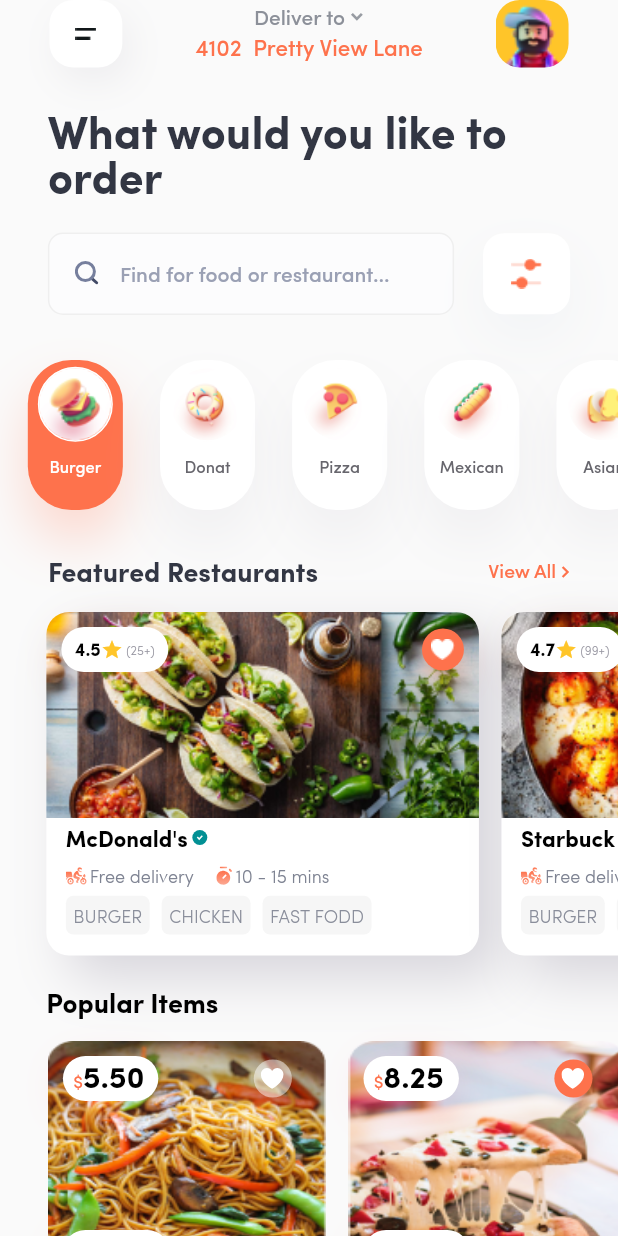
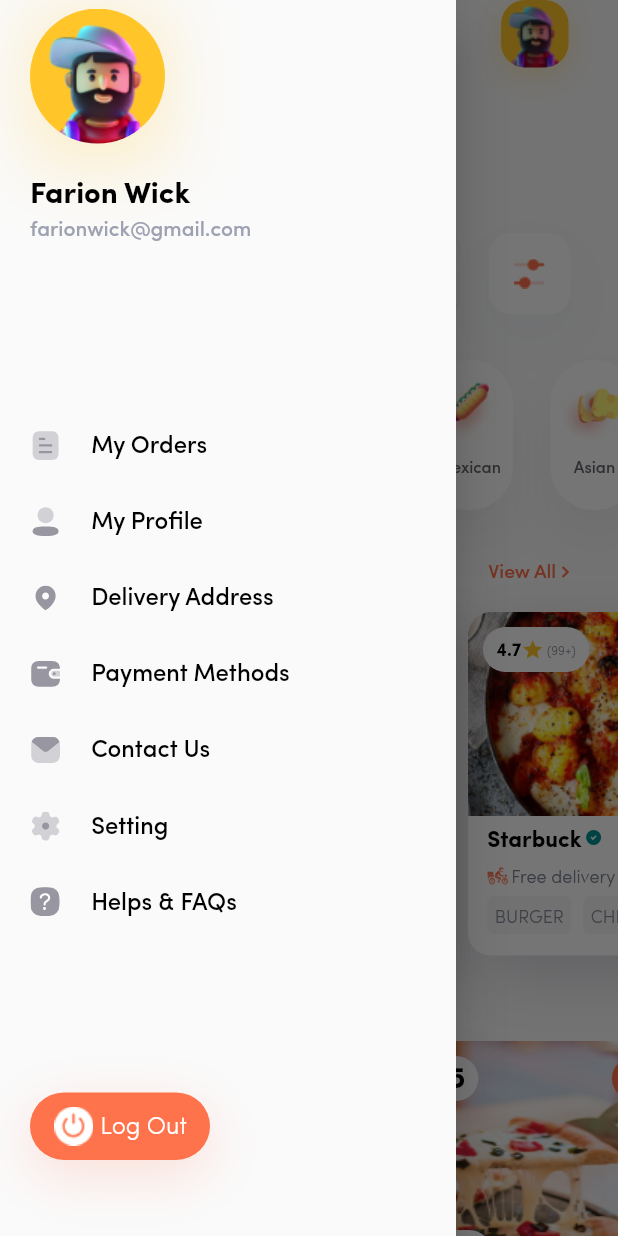
Before and after one commit to TuNinh99/food_app, a Flutter app: the screen it shows after launch, with the side drawer open (before the commit the screen has no drawer), on a phone screen of 412 x 824 dp. Run offline on Flutter 3.47's test engine with Material 2 defaults, Android fonts, the light colour scheme and no system bars; our stand-ins replace device_preview, flutter_svg.

Commit message:
Add menu bar

```diff
--- a/lib/pages/home_page.dart
+++ b/lib/pages/home_page.dart
@@ -4,7 +4,7 @@ import 'package:food_app/data/models/categories.dart';
 import 'package:food_app/data/models/ratingInfo.dart';
 import 'package:food_app/data/models/restaurants.dart';
 import 'package:food_app/utils/themes.dart';
-
+import 'package:food_app/widgets/menu.dart';
 import '../data/models/foods.dart';
 
 class HomePage extends StatelessWidget {
@@ -13,18 +13,31 @@ class HomePage extends StatelessWidget {
   @override
   Widget build(BuildContext context) {
     final size = MediaQuery.of(context).size;
+    final orientation = MediaQuery.of(context).orientation;
+
     return Scaffold(
+      drawer: const Menu(),
       body: SafeArea(
         child: ListView(
           children: [
+            Visibility(
+              visible: orientation == Orientation.portrait ? false : true,
+              child: const SizedBox(
+                height: 10,
+              ),
+            ),
+
+            // <---------------------------- Header ---------------------------->
             _Header(size: size),
             const SizedBox(
               height: 30,
             ),
+
+            // <---------------------------- Title ---------------------------->
             Container(
               padding: EdgeInsets.symmetric(horizontal: size.width * 0.0775),
               child: FractionallySizedBox(
-                widthFactor: 0.9,
+                widthFactor: size.width >= 400 ? 0.8 : 0.9,
                 alignment: Alignment.centerLeft,
                 child: Text(
                   'What would you like to order',
@@ -38,14 +51,20 @@ class HomePage extends StatelessWidget {
             const SizedBox(
               height: 20,
             ),
+
+            // <---------------------------- Search ---------------------------->
             _Search(size: size),
             const SizedBox(
               height: 30,
             ),
+
+            // <---------------------------- Categories View ---------------------------->
             _CategoriesView(size: size),
             const SizedBox(
               height: 30,
             ),
+
+            // <---------------------------- Text: Featured Restaurants ---------------------------->
             Container(
               padding: EdgeInsets.symmetric(horizontal: size.width * 0.0775),
               child: Row(
@@ -75,11 +94,12 @@ class HomePage extends StatelessWidget {
             const SizedBox(
               height: 15,
             ),
+
+            // <---------------------------- RestaurantsView View ---------------------------->
             Container(
               height: 229,
               padding: EdgeInsets.symmetric(horizontal: size.width * 0.075),
               child: ListView.builder(
-                // shrinkWrap: true,
                 clipBehavior: Clip.none,
                 scrollDirection: Axis.horizontal,
                 itemCount: restaurants.length,
@@ -140,7 +160,7 @@ class _PopularItems extends StatelessWidget {
           String price = food.price.toStringAsFixed(2);
           return Container(
             height: 215,
-            width: size.width * 0.45,
+            width: 200,
             margin: const EdgeInsets.only(right: 15),
             child: Column(
               crossAxisAlignment: CrossAxisAlignment.start,
@@ -158,11 +178,10 @@ class _PopularItems extends StatelessWidget {
                       Padding(
                         padding: const EdgeInsets.all(10.0),
                         child: Row(
+                          mainAxisAlignment: MainAxisAlignment.spaceBetween,
                           children: [
-                            Expanded(
-                              flex: 5,
-                              child: Container(
-                                width: 58,
+                            Container(
+                              width: 62,
                               padding: const EdgeInsets.symmetric(
                                 horizontal: 7,
                                 vertical: 4,
@@ -190,8 +209,7 @@ class _PopularItems extends StatelessWidget {
                                   children: [
                                     TextSpan(
                                       text: price,
-                                        style:
-                                            PrimaryFont.semiBold(20).copyWith(
+                                      style: PrimaryFont.semiBold(20).copyWith(
                                         color: kColorBlack,
                                         height: 1.1,
                                       ),
@@ -200,13 +218,7 @@ class _PopularItems extends StatelessWidget {
                                 ),
                               ),
                             ),
-                            ),
-                            const Spacer(
-                              flex: 5,
-                            ),
-                            Expanded(
-                              flex: 2,
-                              child: CircleAvatar(
+                            CircleAvatar(
                               radius: 14.5,
                               backgroundColor: food.isFavourite
                                   ? kColorPrimary
@@ -215,8 +227,6 @@ class _PopularItems extends StatelessWidget {
                                 'assets/images/ic_heart.svg',
                               ),
                             ),
-                            ),
-                            const Spacer()
                           ],
                         ),
                       ),
@@ -231,9 +241,6 @@ class _PopularItems extends StatelessWidget {
                     ],
                   ),
                 ),
-                // const SizedBox(
-                //   height: 17,
-                // ),
                 Expanded(
                   flex: 2,
                   child: Padding(
@@ -281,8 +288,8 @@ class _RestaurantsView extends StatelessWidget {
   @override
   Widget build(BuildContext context) {
     return Container(
+      width: 266,
       margin: const EdgeInsets.only(right: 15),
-      width: size.width * 0.7,
       decoration: const BoxDecoration(
         color: kColorWhite,
         borderRadius: BorderRadius.all(
@@ -523,7 +530,7 @@ class _CategoriesViewState extends State<_CategoriesView> {
     return Container(
       width: double.infinity,
       height: 100,
-      padding: EdgeInsets.symmetric(horizontal: size.width * 0.045),
+      padding: EdgeInsets.symmetric(horizontal: size.width * 0.0775),
       child: ListView.builder(
         clipBehavior: Clip.none,
         scrollDirection: Axis.horizontal,
@@ -536,7 +543,7 @@ class _CategoriesViewState extends State<_CategoriesView> {
               });
             },
             child: Container(
-              width: size.width / 6.5,
+              width: 59,
               margin: EdgeInsets.only(right: size.width * 0.06),
               decoration: BoxDecoration(
                 color: _selectIndex == index ? kColorPrimary : kColorWhite,
@@ -630,9 +637,7 @@ class _Search extends StatelessWidget {
             ),
           ),
           const Spacer(),
-          Expanded(
-            flex: 3,
-            child: Container(
+          Container(
             width: 54,
             height: 54,
             decoration: const BoxDecoration(
@@ -651,7 +656,6 @@ class _Search extends StatelessWidget {
                   blurRadius: 30,
                 ),
               ],
-              ),
             ),
           ),
         ],
@@ -675,13 +679,15 @@ class _Header extends StatelessWidget {
       child: Row(
         mainAxisAlignment: MainAxisAlignment.spaceBetween,
         children: [
-          Expanded(
+          ConstrainedBox(
+            constraints: const BoxConstraints(minWidth: 45, minHeight: 45),
+            child: GestureDetector(
+              onTap: () => Scaffold.of(context).openDrawer(),
               child: Container(
                 decoration: const BoxDecoration(
                   color: kColorWhite,
                   image: DecorationImage(
                     image: AssetImage('assets/images/line.png'),
-                  // fit: BoxFit.fill,
                   ),
                   borderRadius: BorderRadius.all(
                     Radius.circular(16.0),
@@ -692,6 +698,7 @@ class _Header extends StatelessWidget {
                         offset: Offset(5, 10),
                         blurRadius: 20),
                   ],
+                ),
               ),
             ),
           ),
@@ -722,7 +729,8 @@ class _Header extends StatelessWidget {
             ],
           ),
           const Spacer(),
-          Expanded(
+          ConstrainedBox(
+            constraints: const BoxConstraints(minWidth: 45, minHeight: 45),
             child: Container(
               decoration: const BoxDecoration(
                 image: DecorationImage(
@@ -732,6 +740,13 @@ class _Header extends StatelessWidget {
                 borderRadius: BorderRadius.all(
                   Radius.circular(16.0),
                 ),
+                boxShadow: [
+                  BoxShadow(
+                    offset: Offset(0, 5),
+                    blurRadius: 16,
+                    color: Color.fromRGBO(255, 197, 41, 0.3),
+                  )
+                ],
               ),
             ),
           ),
--- /dev/null
+++ b/lib/utils/common_function.dart
@@ -0,0 +1,21 @@
+// ignore_for_file: constant_identifier_names, camel_case_types
+
+import 'package:flutter/material.dart';
+
+enum Screen_Type { SmallMobile, Mobile, Tablet, PC }
+
+const int gSmallMobile = 375;
+const int gMobile = 600;
+const int gTablet = 1024;
+
+Screen_Type gIsCheckingScreenSize(Size size) {
+  if (size.width < gSmallMobile) return Screen_Type.SmallMobile;
+  if (size.width >= gSmallMobile && size.width < gMobile) {
+    return Screen_Type.Mobile;
+  }
+  if (size.width >= gMobile && size.width <= gTablet) {
+    return Screen_Type.Tablet;
+  } else {
+    return Screen_Type.PC;
+  }
+}
--- /dev/null
+++ b/lib/widgets/menu.dart
@@ -0,0 +1,228 @@
+import 'package:flutter/material.dart';
+import 'package:flutter_svg/flutter_svg.dart';
+import 'package:food_app/utils/themes.dart';
+
+class Menu extends StatefulWidget {
+  const Menu({super.key});
+
+  @override
+  State<Menu> createState() => _MenuState();
+}
+
+class _MenuState extends State<Menu> {
+  @override
+  Widget build(BuildContext context) {
+    final Size size = MediaQuery.of(context).size;
+    final Orientation orientation = MediaQuery.of(context).orientation;
+
+    return Drawer(
+      child: SafeArea(
+        child: Column(
+          crossAxisAlignment: CrossAxisAlignment.start,
+          children: [
+            const _CircleAvatar(),
+            const SizedBox(
+              height: 18,
+            ),
+            _UserInformation(
+              size: size,
+              orientation: orientation,
+            ),
+            Visibility(
+              visible: orientation == Orientation.portrait,
+              child: const Spacer(),
+            ),
+            const _MenuItem(
+              image: 'ic_order.svg',
+              subTitle: 'My Orders',
+            ),
+            const _MenuItem(
+              image: 'ic_profile.svg',
+              subTitle: 'My Profile',
+            ),
+            const _MenuItem(
+              image: 'ic_address.svg',
+              subTitle: 'Delivery Address',
+            ),
+            const _MenuItem(
+              image: 'ic_payment.svg',
+              subTitle: 'Payment Methods',
+            ),
+            const _MenuItem(
+              image: 'ic_contact.svg',
+              subTitle: 'Contact Us',
+            ),
+            const _MenuItem(
+              image: 'ic_setting.svg',
+              subTitle: 'Setting',
+            ),
+            const _MenuItem(
+              image: 'ic_qna.svg',
+              subTitle: 'Helps & FAQs',
+            ),
+            Visibility(
+              visible: orientation == Orientation.landscape ? false : true,
+              child: Spacer(
+                flex: size.width < 428 ? 2 : 3,
+              ),
+            ),
+            _LogOutButton(
+              orientation: orientation,
+            ),
+            Visibility(
+              visible: orientation == Orientation.landscape ? false : true,
+              child: const Spacer(),
+            )
+          ],
+        ),
+      ),
+    );
+  }
+}
+
+class _UserInformation extends StatelessWidget {
+  const _UserInformation({required this.size, required this.orientation});
+  final Size size;
+  final Orientation orientation;
+  @override
+  Widget build(BuildContext context) {
+    return Expanded(
+      flex: orientation == Orientation.landscape || size.width >= 360 ? 2 : 1,
+      child: Container(
+        margin: const EdgeInsets.only(left: 20),
+        child: Column(
+          crossAxisAlignment: CrossAxisAlignment.start,
+          children: [
+            Text(
+              'Farion Wick',
+              style: PrimaryFont.semiBold(20).copyWith(
+                color: kColorBlack,
+                height: 1,
+              ),
+            ),
+            const SizedBox(
+              height: 7,
+            ),
+            Text(
+              'farionwick@gmail.com',
+              style: PrimaryFont.medium(14).copyWith(
+                color: const Color(0XFF9EA1B1),
+                height: 1,
+              ),
+            ),
+          ],
+        ),
+      ),
+    );
+  }
+}
+
+class _CircleAvatar extends StatelessWidget {
+  const _CircleAvatar();
+
+  @override
+  Widget build(BuildContext context) {
+    return Expanded(
+      flex: 2,
+      child: Container(
+        margin: const EdgeInsets.only(left: 20),
+        decoration: const BoxDecoration(boxShadow: [
+          BoxShadow(
+            offset: Offset(0, 8),
+            blurRadius: 40,
+            color: Color.fromRGBO(255, 197, 41, 0.25),
+          ),
+        ]),
+        child: CircleAvatar(
+          backgroundColor: Colors.transparent,
+          radius: 45,
+          child: ClipOval(
+            child: Image.asset(
+              'assets/images/big_avatar.png',
+              fit: BoxFit.contain,
+            ),
+          ),
+        ),
+      ),
+    );
+  }
+}
+
+class _LogOutButton extends StatelessWidget {
+  const _LogOutButton({required this.orientation});
+  final Orientation orientation;
+
+  @override
+  Widget build(BuildContext context) {
+    return Container(
+      width: 120,
+      height: orientation == Orientation.landscape ? 35 : 45,
+      margin: const EdgeInsets.only(left: 20),
+      decoration: const BoxDecoration(
+        color: kColorPrimary,
+        borderRadius: BorderRadius.all(
+          Radius.circular(28.5),
+        ),
+        boxShadow: [
+          BoxShadow(
+              offset: Offset(0, 10),
+              blurRadius: 30,
+              color: Color.fromRGBO(254, 114, 76, 0.2))
+        ],
+      ),
+      child: Row(
+        children: [
+          const Spacer(),
+          Expanded(
+            flex: 2,
+            child: Image.asset(
+              'assets/images/icon_menu/ic_logout.png',
+            ),
+          ),
+          const SizedBox(
+            width: 3,
+          ),
+          Expanded(
+            flex: 4,
+            child: Text(
+              'Log Out',
+              style: PrimaryFont.light(16).copyWith(
+                color: kColorWhite,
+                height: 1,
+              ),
+            ),
+          ),
+          const Spacer()
+        ],
+      ),
+    );
+  }
+}
+
+class _MenuItem extends StatelessWidget {
+  const _MenuItem({required this.image, required this.subTitle});
+
+  final String image;
+  final String subTitle;
+
+  @override
+  Widget build(BuildContext context) {
+    return Expanded(
+      child: Row(
+        children: [
+          Expanded(
+            child: SvgPicture.asset('assets/images/icon_menu/$image'),
+          ),
+          Expanded(
+            flex: 4,
+            child: Text(
+              subTitle,
+              style: PrimaryFont.medium(16)
+                  .copyWith(color: kColorBlack, height: 1),
+            ),
+          ),
+        ],
+      ),
+    );
+  }
+}
--- a/pubspec.yaml
+++ b/pubspec.yaml
@@ -62,6 +62,7 @@ flutter:
   assets:
     - assets/images/
     - assets/images/categories/
+    - assets/images/icon_menu/
 
   # An image asset can refer to one or more resolution-specific "variants", see
   # https://flutter.dev/assets-and-images/#resolution-aware
```
Also changed, not shown: assets/images/big_avatar.png (added), assets/images/circle_avatar.svg (added), assets/images/icon_menu/ic_address.svg (added), assets/images/icon_menu/ic_contact.svg (added), assets/images/icon_menu/ic_logout.png (added), assets/images/icon_menu/ic_logout.svg (added), assets/images/icon_menu/ic_order.svg (added), assets/images/icon_menu/ic_payment.svg (added), assets/images/icon_menu/ic_profile.svg (added), assets/images/icon_menu/ic_qna.svg (added), assets/images/icon_menu/ic_setting.svg (added). Lines whose indentation alone changed are shown as unchanged.
